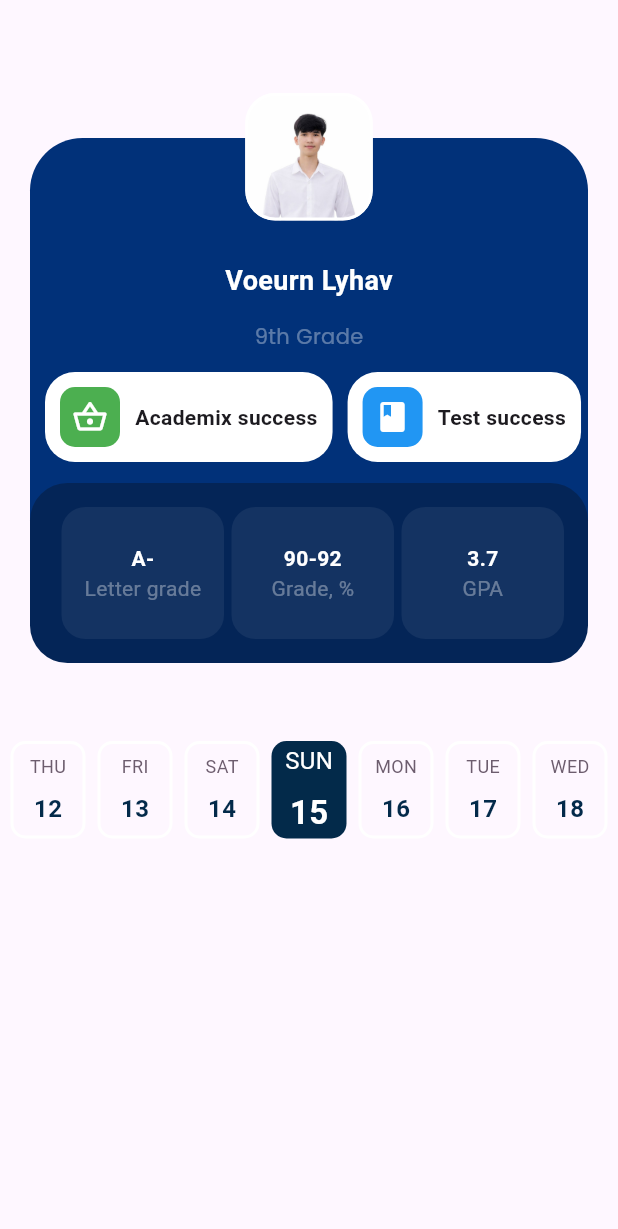
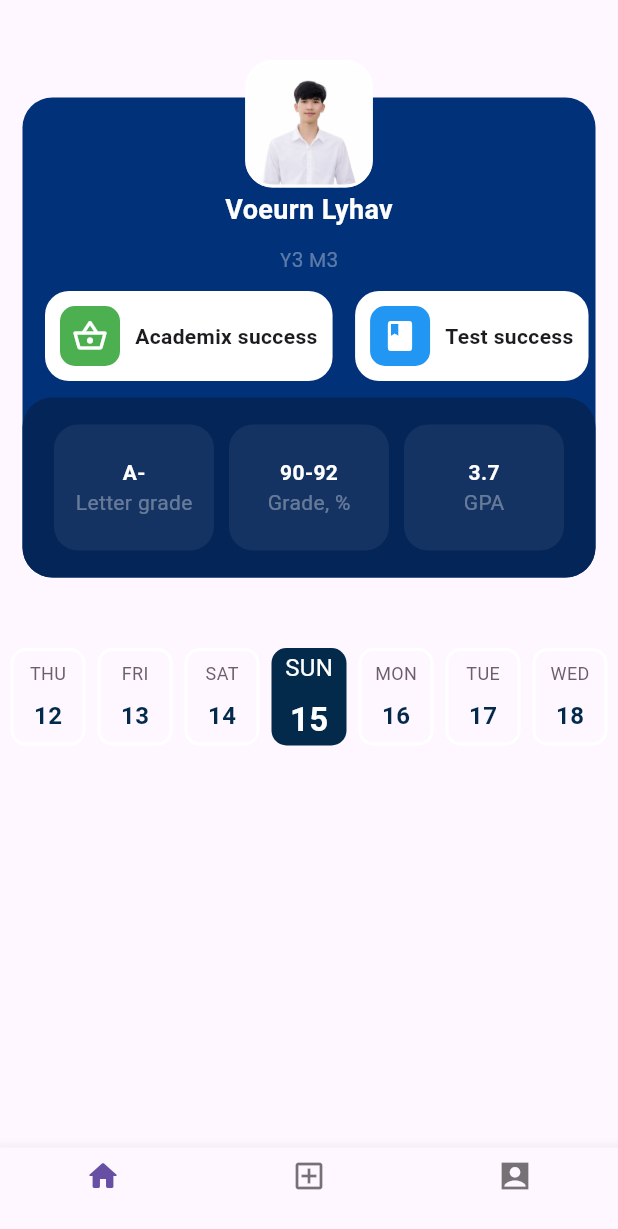
Before and after one commit to lyhav-gif/home_screen_, a Flutter app: the screen it shows after launch, on a phone screen of 412 x 824 dp. Shown: the top 1229 px of the screen. Run offline on Flutter 3.47's test engine with Material 3 defaults, Android fonts, the phone set to English and light mode, and no system bars; drawn by our look-alikes of easy_date_timeline; our stand-ins replace google_fonts.

Commit message:
update 15-March-2026

```diff
--- a/lib/main.dart
+++ b/lib/main.dart
@@ -1,5 +1,5 @@
 import 'package:flutter/material.dart';
-import 'package:home_screen_/screen/home_scree.dart';
+import 'package:home_screen_/screen/home_screen.dart';
 
 void main() {
   runApp(const MyApp());
@@ -9,7 +9,11 @@ class MyApp extends StatelessWidget {
   const MyApp({super.key});
   @override
   Widget build(BuildContext context) {
-
-    return MaterialApp(debugShowCheckedModeBanner: false, home: HomeScree());
+    return MaterialApp(
+      debugShowCheckedModeBanner: false,
+      theme: ThemeData.light(),
+      // theme: ThemeData.dark(),
+      home: HomeScree(),
+    );
   }
 }
--- a/lib/screen/home_scree.dart
+++ /dev/null
@@ -1,173 +0,0 @@
-import 'package:flutter/material.dart';
-import 'package:home_screen_/widget/DateTimeLineWidget.dart';
-import 'package:home_screen_/widget/card_home_widget.dart';
-import 'package:home_screen_/widget/schedule_card_widget.dart';
-
-class HomeScree extends StatefulWidget {
-  HomeScree({super.key});
-
-  @override
-  State<HomeScree> createState() => _HomeScreeState();
-}
-
-class _HomeScreeState extends State<HomeScree> {
-  @override
-  Widget build(BuildContext context) {
-    return Scaffold(body: _buildBody);
-  }
-
-  final List<String> _slideRowTitle = [
-    "Academix success",
-    "Test success",
-    "Exam success",
-    "Final success",
-    "Graduation success",
-  ];
-
-  DateTime selectDate = DateTime.now();
-
-  void onChangeDate(DateTime dateValue) {
-    setState(() {
-      selectDate = dateValue;
-    });
-  }
-
-  Column get _buildBody {
-    return Column(
-      children: [
-        CardHomeWidget(
-          name: 'Voeurn Lyhav',
-          urlImage: "assets/images/ai2.jpg",
-          isUrlNetwork: false,
-          // urlImage:'https://masterpiecer-images.s3.yandex.net/71ec09467d0211eea51192669a1675b3:upscaled',
-          slideRowTitle: _slideRowTitle,
-        ),
-        Datetimelinewidget(
-          activeColor: Colors.black,
-          initialDate: DateTime.now(),
-          onDateChange: onChangeDate,
-        ),
-        _buildSchedule(selectDate),
-      ],
-    );
-  }
-
-  Widget _buildSchedule(DateTime dateValue) {
-    final Map<String, List<Map<String, String>>> schedules = {
-      "2026-03-13": [
-        {
-          "time": "07:30 - 09:00",
-          "subject": "Networks",
-          "teacher": "Dr. Ouk Khean",
-          "duration": "90 min",
-        },
-        {
-          "time": "09:00 - 10:30",
-          "subject": "Back-End",
-          "teacher": "Mr Meng Hann",
-          "duration": "90 min",
-        },
-      ],
-      "2026-03-16": [
-        {
-          "time": "07:30 - 09:00",
-          "subject": ".Net",
-          "teacher": "Mr.Heng Sam An",
-          "duration": "90 mn",
-        },
-        {
-          "time": "09:00 - 10:30",
-          "subject": "Statistics",
-          "teacher": "Dr. Chor Chandara",
-          "duration": "90 min",
-        },
-      ],
-      "2026-03-17": [
-        {
-          "time": "07:30 - 09:00",
-          "subject": "Networks",
-          "teacher": "Dr. Ouk Khean",
-          "duration": "90 min",
-        },
-        {
-          "time": "09:00 - 10:30",
-          "subject": "ISDD",
-          "teacher": "Mr. Oussaphea",
-          "duration": "90 min",
-        },
-      ],
-      "2026-03-18": [
-        {
-          "time": "07:30 - 09:00",
-          "subject": "ISDD",
-          "teacher": "Mr. Oussaphea",
-          "duration": "90 min",
-        },
-        {
-          "time": "09:00 - 10:30",
-          "subject": "Statistics",
-          "teacher": "Dr. Chor Chandara",
-          "duration": "90 min",
-        },
-      ],
-      "2026-03-19": [
-        {
-          "time": "07:30 - 09:00",
-          "subject": ".Net",
-          "teacher": "Mr. Heng Sam An",
-          "duration": "90 min",
-        },
-        {
-          "time": "09:00 - 10:30",
-          "subject": "Back-End",
-          "teacher": "Mr. Meng Hann",
-          "duration": "90 min",
-        },
-      ],
-      "2026-03-20": [
-        {
-          "time": "07:30 - 09:00",
-          "subject": "Networks",
-          "teacher": "Dr. Ouk Khean",
-          "duration": "90 min",
-        },
-        {
-          "time": "09:00 - 10:30",
-          "subject": "Back-End",
-          "teacher": "Mr Meng Hann",
-          "duration": "90 min",
-        },
-      ],
-    };
-
-    String dateKey =
-        "${dateValue.year}-${dateValue.month.toString().padLeft(2, '0')}-${dateValue.day.toString().padLeft(2, '0')}";
-
-    List<Map<String, String>> selectedSchedule = schedules[dateKey] ?? [];
-
-    return Expanded(
-      child: ListView.builder(
-        padding: EdgeInsets.only(left: 8, right: 8, top: 15),
-        itemCount: selectedSchedule.length,
-        itemBuilder: (context, index) {
-          return ScheduleCardWidget(
-            time: selectedSchedule[index]["time"]!,
-            subject: selectedSchedule[index]["subject"]!,
-            teacher: selectedSchedule[index]["teacher"]!,
-            duration: selectedSchedule[index]["duration"]!,
-            onTap: () {
-              // _navigateAndDisplaySelection(
-              //   context,
-              //   index: index,
-              //   titleName: selectedSchedule[index]["subject"]!,
-              //   time: selectedSchedule[index]["time"]!,
-              //   teacher: selectedSchedule[index]["teacher"]!,
-              //   data: dateKey,
-              // );
-            },
-          );
-        },
-      ),
-    );
-  }
-}
--- /dev/null
+++ b/lib/screen/home_screen.dart
@@ -0,0 +1,402 @@
+import 'package:flutter/material.dart';
+import 'package:home_screen_/widget/DateTimeLineWidget.dart';
+import 'package:home_screen_/widget/card_home_widget.dart';
+import 'package:home_screen_/widget/schedule_card_widget.dart';
+
+class HomeScree extends StatefulWidget {
+  HomeScree({super.key});
+
+  @override
+  State<HomeScree> createState() => _HomeScreeState();
+}
+
+class _HomeScreeState extends State<HomeScree> {
+  @override
+  Widget build(BuildContext context) {
+    return Scaffold(
+      body: _buildBody,
+      bottomNavigationBar: _buildBottomNavigationBar,
+    );
+  }
+
+  final List<String> _slideRowTitle = [
+    "Academix success",
+    "Test success",
+    "Exam success",
+    "Final success",
+    "Graduation success",
+    "Voeurn Lyhav",
+  ];
+
+  DateTime selectDate = DateTime.now();
+
+  void onChangeDate(DateTime dateValue) {
+    setState(() {
+      selectDate = dateValue;
+    });
+  }
+
+  Column get _buildBody {
+    return Column(
+      children: [
+        CardHomeWidget(
+          name: 'Voeurn Lyhav',
+          urlImage: "assets/images/ai2.jpg",
+          isUrlNetwork: false,
+          // urlImage:'https://masterpiecer-images.s3.yandex.net/71ec09467d0211eea51192669a1675b3:upscaled',
+          slideRowTitle: _slideRowTitle,
+        ),
+        Datetimelinewidget(
+          activeColor: Colors.black,
+          initialDate: DateTime.now(),
+          onDateChange: onChangeDate,
+        ),
+        _buildSchedule(selectDate),
+      ],
+    );
+  }
+
+  Widget _buildSchedule(DateTime dateValue) {
+    final Map<String, List<Map<String, String>>> schedules = {
+      "2026-03-02": [
+        {
+          "time": "07:30 - 09:00",
+          "subject": ".Net",
+          "teacher": "Mr.Heng Sam An",
+          "duration": "90 min",
+        },
+        {
+          "time": "09:00 - 10:30",
+          "subject": "Statistics",
+          "teacher": "Dr. Chor Chandara",
+          "duration": "90 min",
+        },
+      ],
+      "2026-03-03": [
+        {
+          "time": "07:30 - 09:00",
+          "subject": "Networks",
+          "teacher": "Dr. Ouk Khean",
+          "duration": "90 min",
+        },
+        {
+          "time": "09:00 - 10:30",
+          "subject": "ISDD",
+          "teacher": "Mr. Oussaphea",
+          "duration": "90 min",
+        },
+      ],
+      "2026-03-04": [
+        {
+          "time": "07:30 - 09:00",
+          "subject": "ISDD",
+          "teacher": "Mr. Oussaphea",
+          "duration": "90 min",
+        },
+        {
+          "time": "09:00 - 10:30",
+          "subject": "Statistics",
+          "teacher": "Dr. Chor Chandara",
+          "duration": "90 min",
+        },
+      ],
+      "2026-03-05": [
+        {
+          "time": "07:30 - 09:00",
+          "subject": ".Net",
+          "teacher": "Mr. Heng Sam An",
+          "duration": "90 min",
+        },
+        {
+          "time": "09:00 - 10:30",
+          "subject": "Back-End",
+          "teacher": "Mr. Meng Hann",
+          "duration": "90 min",
+        },
+      ],
+      "2026-03-06": [
+        {
+          "time": "07:30 - 09:00",
+          "subject": "Networks",
+          "teacher": "Dr. Ouk Khean",
+          "duration": "90 min",
+        },
+        {
+          "time": "09:00 - 10:30",
+          "subject": "Back-End",
+          "teacher": "Mr Meng Hann",
+          "duration": "90 min",
+        },
+      ],
+      "2026-03-09": [
+        {
+          "time": "07:30 - 09:00",
+          "subject": ".Net",
+          "teacher": "Mr.Heng Sam An",
+          "duration": "90 min",
+        },
+        {
+          "time": "09:00 - 10:30",
+          "subject": "Statistics",
+          "teacher": "Dr. Chor Chandara",
+          "duration": "90 min",
+        },
+      ],
+      "2026-03-10": [
+        {
+          "time": "07:30 - 09:00",
+          "subject": "Networks",
+          "teacher": "Dr. Ouk Khean",
+          "duration": "90 min",
+        },
+        {
+          "time": "09:00 - 10:30",
+          "subject": "ISDD",
+          "teacher": "Mr. Oussaphea",
+          "duration": "90 min",
+        },
+      ],
+      "2026-03-11": [
+        {
+          "time": "07:30 - 09:00",
+          "subject": "ISDD",
+          "teacher": "Mr. Oussaphea",
+          "duration": "90 min",
+        },
+        {
+          "time": "09:00 - 10:30",
+          "subject": "Statistics",
+          "teacher": "Dr. Chor Chandara",
+          "duration": "90 min",
+        },
+      ],
+      "2026-03-12": [
+        {
+          "time": "07:30 - 09:00",
+          "subject": ".Net",
+          "teacher": "Mr. Heng Sam An",
+          "duration": "90 min",
+        },
+        {
+          "time": "09:00 - 10:30",
+          "subject": "Back-End",
+          "teacher": "Mr. Meng Hann",
+          "duration": "90 min",
+        },
+      ],
+      "2026-03-13": [
+        {
+          "time": "07:30 - 09:00",
+          "subject": "Networks",
+          "teacher": "Dr. Ouk Khean",
+          "duration": "90 min",
+        },
+        {
+          "time": "09:00 - 10:30",
+          "subject": "Back-End",
+          "teacher": "Mr Meng Hann",
+          "duration": "90 min",
+        },
+      ],
+      "2026-03-16": [
+        {
+          "time": "07:30 - 09:00",
+          "subject": ".Net",
+          "teacher": "Mr.Heng Sam An",
+          "duration": "90 min",
+        },
+        {
+          "time": "09:00 - 10:30",
+          "subject": "Statistics",
+          "teacher": "Dr. Chor Chandara",
+          "duration": "90 min",
+        },
+      ],
+      "2026-03-17": [
+        {
+          "time": "07:30 - 09:00",
+          "subject": "Networks",
+          "teacher": "Dr. Ouk Khean",
+          "duration": "90 min",
+        },
+        {
+          "time": "09:00 - 10:30",
+          "subject": "ISDD",
+          "teacher": "Mr. Oussaphea",
+          "duration": "90 min",
+        },
+      ],
+      "2026-03-18": [
+        {
+          "time": "07:30 - 09:00",
+          "subject": "ISDD",
+          "teacher": "Mr. Oussaphea",
+          "duration": "90 min",
+        },
+        {
+          "time": "09:00 - 10:30",
+          "subject": "Statistics",
+          "teacher": "Dr. Chor Chandara",
+          "duration": "90 min",
+        },
+      ],
+      "2026-03-19": [
+        {
+          "time": "07:30 - 09:00",
+          "subject": ".Net",
+          "teacher": "Mr. Heng Sam An",
+          "duration": "90 min",
+        },
+        {
+          "time": "09:00 - 10:30",
+          "subject": "Back-End",
+          "teacher": "Mr. Meng Hann",
+          "duration": "90 min",
+        },
+      ],
+      "2026-03-20": [
+        {
+          "time": "07:30 - 09:00",
+          "subject": "Networks",
+          "teacher": "Dr. Ouk Khean",
+          "duration": "90 min",
+        },
+        {
+          "time": "09:00 - 10:30",
+          "subject": "Back-End",
+          "teacher": "Mr Meng Hann",
+          "duration": "90 min",
+        },
+      ],
+      "2026-03-23": [
+        {
+          "time": "07:30 - 09:00",
+          "subject": ".Net",
+          "teacher": "Mr.Heng Sam An",
+          "duration": "90 min",
+        },
+        {
+          "time": "09:00 - 10:30",
+          "subject": "Statistics",
+          "teacher": "Dr. Chor Chandara",
+          "duration": "90 min",
+        },
+      ],
+      "2026-03-24": [
+        {
+          "time": "07:30 - 09:00",
+          "subject": "Networks",
+          "teacher": "Dr. Ouk Khean",
+          "duration": "90 min",
+        },
+        {
+          "time": "09:00 - 10:30",
+          "subject": "ISDD",
+          "teacher": "Mr. Oussaphea",
+          "duration": "90 min",
+        },
+      ],
+      "2026-03-25": [
+        {
+          "time": "07:30 - 09:00",
+          "subject": "ISDD",
+          "teacher": "Mr. Oussaphea",
+          "duration": "90 min",
+        },
+        {
+          "time": "09:00 - 10:30",
+          "subject": "Statistics",
+          "teacher": "Dr. Chor Chandara",
+          "duration": "90 min",
+        },
+      ],
+      "2026-03-26": [
+        {
+          "time": "07:30 - 09:00",
+          "subject": ".Net",
+          "teacher": "Mr. Heng Sam An",
+          "duration": "90 min",
+        },
+        {
+          "time": "09:00 - 10:30",
+          "subject": "Back-End",
+          "teacher": "Mr. Meng Hann",
+          "duration": "90 min",
+        },
+      ],
+      "2026-03-27": [
+        {
+          "time": "07:30 - 09:00",
+          "subject": "Networks",
+          "teacher": "Dr. Ouk Khean",
+          "duration": "90 min",
+        },
+        {
+          "time": "09:00 - 10:30",
+          "subject": "Back-End",
+          "teacher": "Mr Meng Hann",
+          "duration": "90 min",
+        },
+      ],
+      "2026-03-30": [
+        {
+          "time": "07:30 - 09:00",
+          "subject": ".Net",
+          "teacher": "Mr.Heng Sam An",
+          "duration": "90 min",
+        },
+        {
+          "time": "09:00 - 10:30",
+          "subject": "Statistics",
+          "teacher": "Dr. Chor Chandara",
+          "duration": "90 min",
+        },
+      ],
+      "2026-03-31": [
+        {
+          "time": "07:30 - 09:00",
+          "subject": "Networks",
+          "teacher": "Dr. Ouk Khean",
+          "duration": "90 min",
+        },
+        {
+          "time": "09:00 - 10:30",
+          "subject": "ISDD",
+          "teacher": "Mr. Oussaphea",
+          "duration": "90 min",
+        },
+      ],
+    };
+
+    String dateKey =
+        "${dateValue.year}-${dateValue.month.toString().padLeft(2, '0')}-${dateValue.day.toString().padLeft(2, '0')}";
+
+    List<Map<String, String>> selectedSchedule = schedules[dateKey] ?? [];
+
+    return Expanded(
+      child: ListView.builder(
+        padding: EdgeInsets.only(left: 8, right: 8, top: 15),
+        itemCount: selectedSchedule.length,
+        itemBuilder: (context, index) {
+          return ScheduleCardWidget(
+            time: selectedSchedule[index]["time"]!,
+            subject: selectedSchedule[index]["subject"]!,
+            teacher: selectedSchedule[index]["teacher"]!,
+            duration: selectedSchedule[index]["duration"]!,
+            onTap: () {},
+          );
+        },
+      ),
+    );
+  }
+
+  BottomNavigationBar get _buildBottomNavigationBar {
+    List<BottomNavigationBarItem> item = [
+      BottomNavigationBarItem(icon: Icon(Icons.home_rounded), label: ''),
+      BottomNavigationBarItem(icon: Icon(Icons.add_box_outlined), label: ''),
+      BottomNavigationBarItem(icon: Icon(Icons.account_box_sharp), label: ''),
+      // BottomNavigationBarItem(icon: Icon(Icons.padding), label: ''),
+    ];
+    return BottomNavigationBar(items: item);
+  }
+}
--- a/lib/widget/card_home_widget.dart
+++ b/lib/widget/card_home_widget.dart
@@ -14,7 +14,6 @@ class CardHomeWidget extends StatefulWidget {
     required this.slideRowTitle,
     this.isUrlNetwork = true,
     this.onDateChange,
-
   });
   @override
   State<CardHomeWidget> createState() => _CardHomeWidgetState();
@@ -27,6 +26,7 @@ class _CardHomeWidgetState extends State<CardHomeWidget> {
     Icons.bookmarks_outlined,
     Icons.school_outlined,
     Icons.slideshow_outlined,
+    Icons.add_reaction_outlined,
   ];
 
   final List<Color> _slideRowColor = [
@@ -35,6 +35,7 @@ class _CardHomeWidgetState extends State<CardHomeWidget> {
     Colors.orange,
     Colors.purple,
     Colors.red,
+    Colors.black,
   ];
 
   final List<String> _bottomCardTitle = ["A-", "90-92", "3.7"];
@@ -47,18 +48,18 @@ class _CardHomeWidgetState extends State<CardHomeWidget> {
 
   Column get _buildCard => Column(
     children: [
-      SizedBox(height: 72),
+      SizedBox(height: 50),
       Stack(
         clipBehavior: Clip.none,
         alignment: Alignment.topCenter,
         children: [
           Container(
-            margin: const EdgeInsets.all(20),
-            height: 350,
+            margin: const EdgeInsets.all(15),
+            height: 320,
             width: double.infinity,
             decoration: BoxDecoration(
               color: const Color.fromARGB(255, 1, 49, 121),
-              borderRadius: BorderRadius.circular(35),
+              borderRadius: BorderRadius.circular(20),
             ),
             child: Column(
               mainAxisSize: MainAxisSize.max,
@@ -66,7 +67,7 @@ class _CardHomeWidgetState extends State<CardHomeWidget> {
               crossAxisAlignment: CrossAxisAlignment.center,
               children: [
                 Column(
-                  spacing: 14,
+                  spacing: 11,
                   children: [
                     Column(
                       children: [
@@ -81,10 +82,10 @@ class _CardHomeWidgetState extends State<CardHomeWidget> {
                       ],
                     ),
                     Text(
-                      "9th Grade",
+                      "Y3 M3",
                       style: GoogleFonts.poppins(
                         color: Colors.white.withAlpha(90),
-                        fontSize: 14,
+                        fontSize: 13,
                       ),
                     ),
 
@@ -112,7 +113,7 @@ class _CardHomeWidgetState extends State<CardHomeWidget> {
                       : AssetImage(widget.urlImage),
                   fit: BoxFit.cover,
                 ),
-                borderRadius: BorderRadius.circular(20),
+                borderRadius: BorderRadius.circular(18),
                 border: Border.all(color: Colors.white, width: 2),
               ),
             ),
@@ -122,18 +123,18 @@ class _CardHomeWidgetState extends State<CardHomeWidget> {
     ],
   );
   SingleChildScrollView get _slideRow => SingleChildScrollView(
-    padding: EdgeInsets.only(left: 10),
+    padding: EdgeInsets.only(left: 15),
     scrollDirection: Axis.horizontal,
     child: Row(
       children: List.generate(
         widget.slideRowTitle.length,
         (index) => Container(
-          margin: EdgeInsets.only(right: 10),
+          margin: EdgeInsets.only(right: 15),
           padding: EdgeInsets.all(10),
           height: 60,
           decoration: BoxDecoration(
             color: Colors.white,
-            borderRadius: BorderRadius.circular(20),
+            borderRadius: BorderRadius.circular(16),
           ),
           child: Row(
             spacing: 10,
@@ -161,7 +162,7 @@ class _CardHomeWidgetState extends State<CardHomeWidget> {
     padding: EdgeInsets.all(16),
     height: 120,
     decoration: BoxDecoration(
-      borderRadius: BorderRadius.circular(25),
+      borderRadius: BorderRadius.circular(20),
       color: const Color.fromARGB(255, 4, 37, 87),
     ),
     child: Row(
@@ -170,7 +171,7 @@ class _CardHomeWidgetState extends State<CardHomeWidget> {
         _bottomCardSubTitle.length,
         (index) => Expanded(
           child: Container(
-            margin: EdgeInsets.only(left: 5),
+            margin: EdgeInsets.only(right: 5, left: 5, top: 2, bottom: 2),
             padding: EdgeInsets.all(10),
             decoration: BoxDecoration(
               color: Colors.white.withAlpha(16),
--- a/lib/widget/schedule_card_widget.dart
+++ b/lib/widget/schedule_card_widget.dart
@@ -62,11 +62,11 @@ class _ScheduleCardWidgetState extends State<ScheduleCardWidget>
             ),
           ),
           child: Container(
-            padding: const EdgeInsets.all(16),
+            padding: const EdgeInsets.all(12),
             margin: EdgeInsets.only(bottom: 10),
             decoration: BoxDecoration(
               color: Colors.white,
-              borderRadius: BorderRadius.circular(28),
+              borderRadius: BorderRadius.circular(26),
               border: Border.all(
                 color: Color.fromARGB(255, 3, 42, 74).withValues(alpha: 0.2),
                 width: 2,
@@ -125,7 +125,7 @@ class _ScheduleCardWidgetState extends State<ScheduleCardWidget>
   }
 
   Widget _progressIndicator(String text) {
-    List durationValue = [0.5, 0.3, 0.2, 0.1, 1, 0.2];
+    List durationValue = [0.6];
     return Column(
       children: [
         Stack(
```
